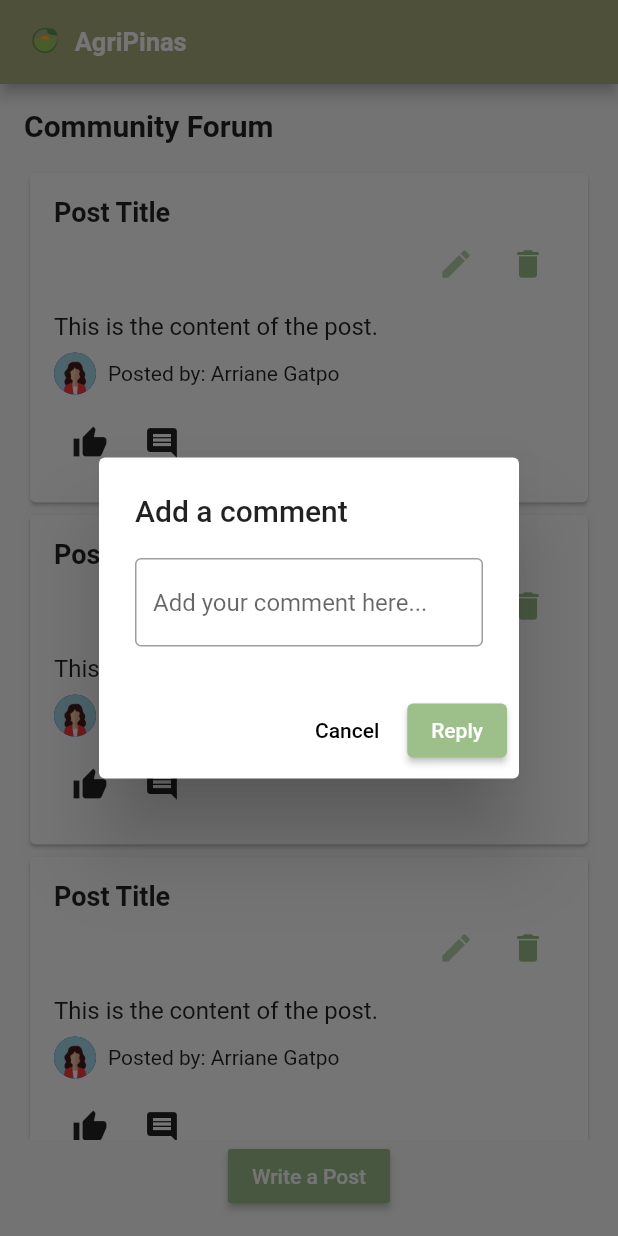
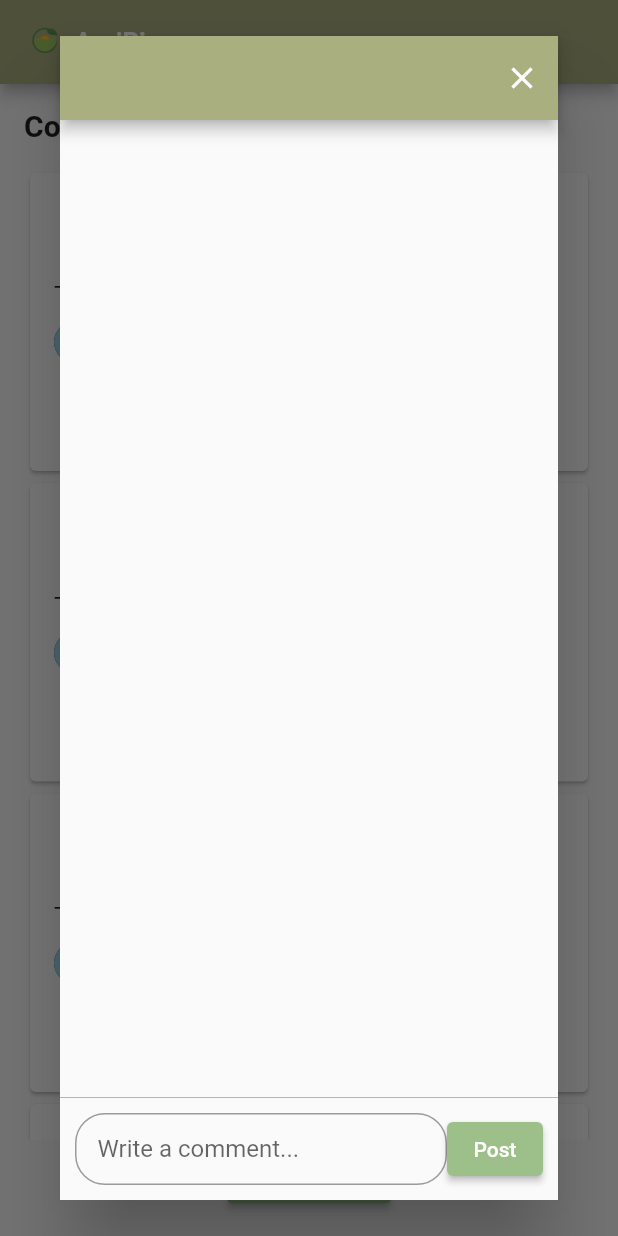
Before and after one commit to marievicanes/agripinas-mobile, a Flutter app: the CommunityForumScreen screen opened directly, after a tap on the "comment" icon, on a phone screen of 412 x 824 dp. Run offline on Flutter 3.47's test engine with Material 2 defaults, Android fonts, the light colour scheme and no system bars; our stand-ins replace animated_bottom_navigation_bar, curved_navigation_bar, table_calendar; missing offline and left inert: flutter_chart; project files that could hold a hidden picture were left out.

Commit message:
added reply page

```diff
--- /dev/null
+++ b/lib/farmer/comment_section.dart
@@ -0,0 +1,153 @@
+import 'package:flutter/material.dart';
+
+class Comment {
+  final String username;
+  final String comment;
+  final String imageUrl;
+  final DateTime time;
+
+  Comment({
+    required this.username,
+    required this.comment,
+    required this.imageUrl,
+    required this.time,
+  });
+}
+
+class CommentSection extends StatefulWidget {
+  @override
+  _CommentSectionState createState() => _CommentSectionState();
+}
+
+class _CommentSectionState extends State<CommentSection> {
+  List<Comment> comments = [];
+  TextEditingController commentController = TextEditingController();
+
+  @override
+  Widget build(BuildContext context) {
+    return Scaffold(
+      appBar: AppBar(
+        title: Text(''),
+        automaticallyImplyLeading: false,
+        backgroundColor: Color(0xFFA9AF7E),
+        actions: [
+          IconButton(
+            icon: Icon(Icons.close),
+            onPressed: () {
+              Navigator.pop(context);
+            },
+          ),
+        ],
+      ),
+      body: Column(
+        children: [
+          Expanded(
+            child: ListView.separated(
+              itemCount: comments.length,
+              separatorBuilder: (context, index) => Divider(
+                color: Colors.grey,
+                height: 0,
+              ),
+              itemBuilder: (context, index) {
+                Comment comment = comments[index];
+                return Container(
+                  padding: EdgeInsets.all(10),
+                  child: Row(
+                    crossAxisAlignment: CrossAxisAlignment.start,
+                    children: [
+                      CircleAvatar(
+                        backgroundImage: AssetImage('assets/user.png'),
+                      ),
+                      SizedBox(width: 10),
+                      Expanded(
+                        child: Column(
+                          crossAxisAlignment: CrossAxisAlignment.start,
+                          children: [
+                            Row(
+                              children: [
+                                Text(
+                                  comment.username,
+                                  style: TextStyle(
+                                    fontWeight: FontWeight.bold,
+                                  ),
+                                ),
+                                SizedBox(width: 5),
+                                Text(
+                                  comment.comment,
+                                ),
+                              ],
+                            ),
+                            SizedBox(height: 4),
+                            Text(
+                              comment.time.toString(),
+                              style:
+                                  TextStyle(fontSize: 12, color: Colors.grey),
+                            ),
+                          ],
+                        ),
+                      ),
+                    ],
+                  ),
+                );
+              },
+            ),
+          ),
+          Container(
+            decoration: BoxDecoration(
+              border: Border(
+                top: BorderSide(
+                  color: Colors.grey,
+                  width: 0.5,
+                ),
+              ),
+            ),
+            child: Padding(
+              padding: EdgeInsets.all(10),
+              child: Row(
+                children: [
+                  Expanded(
+                    child: TextField(
+                      controller: commentController,
+                      decoration: InputDecoration(
+                        hintText: 'Write a comment...',
+                        border: OutlineInputBorder(
+                          borderRadius: BorderRadius.circular(20),
+                        ),
+                        contentPadding:
+                            EdgeInsets.symmetric(horizontal: 15, vertical: 10),
+                      ),
+                    ),
+                  ),
+                  SizedBox(width: 0),
+                  ElevatedButton(
+                    onPressed: () {
+                      String commentText = commentController.text.trim();
+                      if (commentText.isNotEmpty) {
+                        Comment newComment = Comment(
+                          username: 'Arriane Gatpo',
+                          comment: commentText,
+                          imageUrl: 'https://example.com/avatar.png',
+                          time: DateTime.now(),
+                        );
+                        setState(() {
+                          comments.add(newComment);
+                          commentController.clear();
+                        });
+                      }
+                    },
+                    style: ButtonStyle(
+                      backgroundColor: MaterialStateProperty.all<Color>(
+                        Color.fromRGBO(157, 192, 139, 1),
+                      ),
+                    ),
+                    child: Text('Post'),
+                  )
+                ],
+              ),
+            ),
+          ),
+        ],
+      ),
+    );
+  }
+}
--- a/lib/farmer/community_forum_screen.dart
+++ b/lib/farmer/community_forum_screen.dart
@@ -1,3 +1,4 @@
+import 'package:capstone/farmer/comment_section.dart';
 import 'package:flutter/material.dart';
 
 class CommunityForumScreen extends StatefulWidget {
@@ -52,11 +53,6 @@ class _CommunityForumScreenState extends State<CommunityForumScreen> {
                       child: Column(
                         crossAxisAlignment: CrossAxisAlignment.start,
                         children: [
-                          Text(
-                            'Post Title',
-                            style: TextStyle(
-                                fontSize: 18.0, fontWeight: FontWeight.bold),
-                          ),
                           Row(
                             crossAxisAlignment: CrossAxisAlignment.end,
                             children: [
@@ -78,7 +74,7 @@ class _CommunityForumScreenState extends State<CommunityForumScreen> {
                                               content: TextField(
                                                 maxLines: null,
                                                 decoration: InputDecoration(
-                                                  hintText: 'Edit here here...',
+                                                  hintText: 'Edit post here...',
                                                   border: OutlineInputBorder(),
                                                 ),
                                               ),
@@ -117,9 +113,7 @@ class _CommunityForumScreenState extends State<CommunityForumScreen> {
                                         Icons.delete,
                                         color: Color(0xFF9DC08B),
                                       ),
-                                      onPressed: () {
-
-                                      },
+                                      onPressed: () {},
                                     ),
                                   ],
                                 ),
@@ -152,51 +146,23 @@ class _CommunityForumScreenState extends State<CommunityForumScreen> {
                                 icon: Icon(Icons.thumb_up),
                                 onPressed: () {},
                               ),
-                              IconButton(
-                                icon: Icon(Icons.comment),
+                              TextButton(
                                 onPressed: () {
                                   showDialog(
                                     context: context,
                                     builder: (BuildContext context) {
-                                      return AlertDialog(
-                                        title: Text("Add a comment"),
-                                        content: TextField(
-                                          maxLines: null,
-                                          decoration: InputDecoration(
-                                            hintText:
-                                                'Add your comment here...',
-                                            border: OutlineInputBorder(),
-                                          ),
-                                        ),
-                                        actions: [
-                                          TextButton(
-                                            child: Text('Cancel',
-                                                style: TextStyle(
-                                                    color: Colors.black)),
-                                            onPressed: () {
-                                              Navigator.of(context).pop();
-                                            },
-                                          ),
-                                          ElevatedButton(
-                                            child: Text("Reply"),
-                                            onPressed: () {
-
-                                              String postContent =
-                                                  _postController.text;
-                                              print(postContent);
-                                              Navigator.pop(context);
-                                            },
-                                            style: ElevatedButton.styleFrom(
-                                              primary: Color.fromRGBO(
-                                                  157, 192, 139, 1),
-                                              onPrimary: Colors.white,
-                                            ),
-                                          )
-                                        ],
+                                      return Dialog(
+                                        child: CommentSection(),
                                       );
                                     },
                                   );
                                 },
+                                style: ButtonStyle(
+                                  foregroundColor:
+                                      MaterialStateProperty.all<Color>(
+                                          Colors.black),
+                                ),
+                                child: Icon(Icons.comment),
                               ),
                             ],
                           ),
@@ -219,7 +185,7 @@ class _CommunityForumScreenState extends State<CommunityForumScreen> {
                           controller: _postController,
                           maxLines: null,
                           decoration: InputDecoration(
-                            hintText: 'Enter post here...',
+                            hintText: 'Something in your mind?',
                             border: OutlineInputBorder(),
                           ),
                         ),
@@ -234,7 +200,6 @@ class _CommunityForumScreenState extends State<CommunityForumScreen> {
                           ElevatedButton(
                             child: Text('Post'),
                             onPressed: () {
-
                               String postContent = _postController.text;
                               print(postContent);
                               Navigator.of(context).pop();
```
